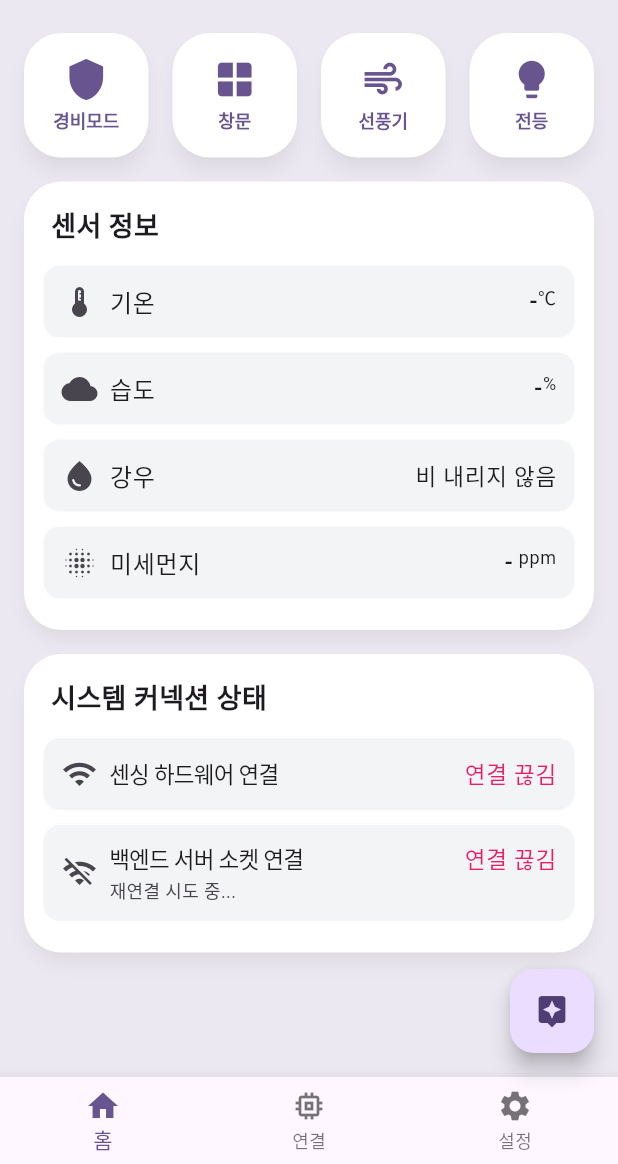
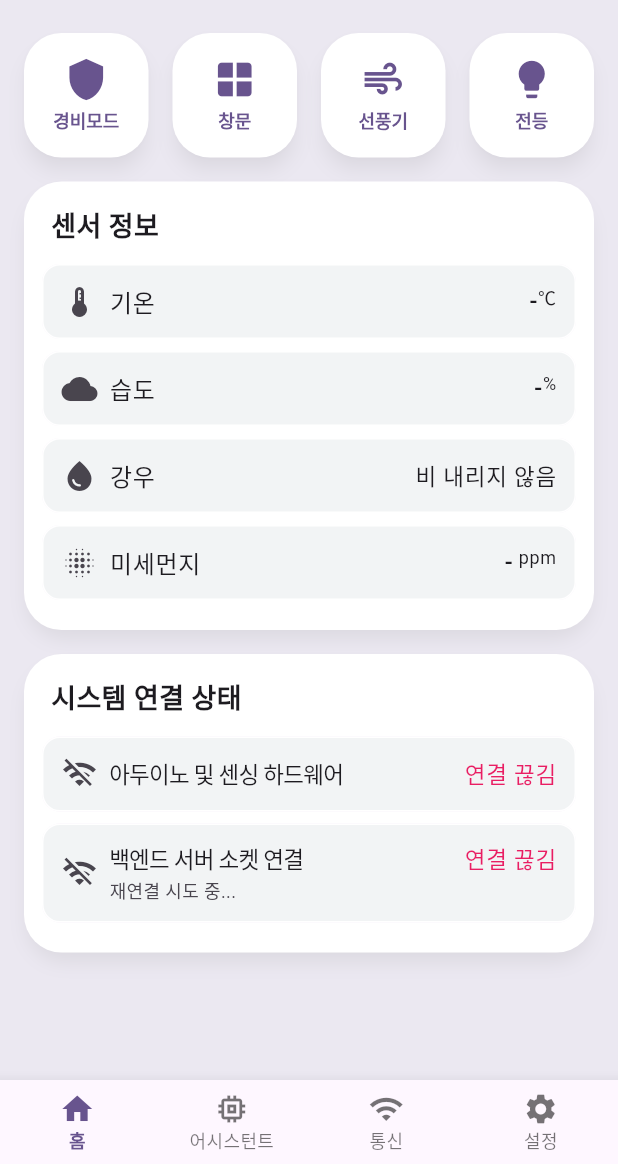
Before and after one commit to ArpaAP/smarthome_controller, a Flutter app: the screen it shows after launch, on a phone screen of 412 x 824 dp, the part 72-1236 px from its top. Run offline on Flutter 3.47's test engine with Material 3 defaults, Android fonts, the phone set to English and light mode, and no system bars; our stand-ins replace firebase_core, socket_io_client; accounts and stored records are empty; generated files the repository leaves out were written again; network calls fail.

Commit message:
feat: 테마 및 통신 개선

```diff
--- a/lib/main.dart
+++ b/lib/main.dart
@@ -38,8 +38,19 @@ class MyApp extends StatelessWidget {
       theme: ThemeData(
         colorScheme: ColorScheme.fromSeed(seedColor: Colors.deepPurple),
         useMaterial3: true,
-        brightness: Brightness.light,
         visualDensity: VisualDensity.adaptivePlatformDensity,
+        bottomNavigationBarTheme: const BottomNavigationBarThemeData(
+          type: BottomNavigationBarType.fixed,
+          enableFeedback: true,
+          unselectedLabelStyle: TextStyle(
+            fontSize: 12,
+            fontWeight: FontWeight.w500,
+          ),
+          selectedLabelStyle: TextStyle(
+            fontSize: 12,
+            fontWeight: FontWeight.w600,
+          ),
+        ),
         primaryColor: Colors.deepPurple,
         primarySwatch: Colors.deepPurple,
         scaffoldBackgroundColor: const Color.fromRGBO(235, 232, 241, 1.0),
@@ -66,6 +77,7 @@ class _RootPageState extends State<RootPage> {
 
   static final List<Widget> _pages = [
     const HomePage(),
+    const SizedBox(),
     const ConnectionPage(),
     const PreferencesPage(),
   ];
@@ -104,7 +116,6 @@ class _RootPageState extends State<RootPage> {
         ),
       ),
       bottomNavigationBar: BottomNavigationBar(
-        enableFeedback: true,
         currentIndex: _selectedIndex,
         onTap: (index) {
           setState(
@@ -126,8 +137,13 @@ class _RootPageState extends State<RootPage> {
           ),
           BottomNavigationBarItem(
             icon: Icon(Icons.memory),
-            label: '연결',
-            tooltip: '연결',
+            label: '어시스턴트',
+            tooltip: '어시스턴트',
+          ),
+          BottomNavigationBarItem(
+            icon: Icon(Icons.wifi),
+            label: '통신',
+            tooltip: '통신',
           ),
           BottomNavigationBarItem(
             icon: Icon(Icons.settings),
@@ -136,17 +152,6 @@ class _RootPageState extends State<RootPage> {
           ),
         ],
       ),
-      floatingActionButton: FloatingActionButton(
-        onPressed: () {
-          pageController.animateToPage(
-            0,
-            duration: const Duration(milliseconds: 400),
-            curve: Curves.easeInOutQuart,
-          );
-        },
-        tooltip: 'AI 어시스턴트',
-        child: const Icon(Icons.assistant),
-      ),
     );
   }
 }
--- a/lib/pages/home.dart
+++ b/lib/pages/home.dart
@@ -383,7 +383,7 @@ class _HomePageState extends State<HomePage>
             ),
             const SizedBox(height: 16),
             DashboardCard(
-              title: '시스템 커넥션 상태',
+              title: '시스템 연결 상태',
               child: Column(
                 children: [
                   Card(
@@ -396,7 +396,7 @@ class _HomePageState extends State<HomePage>
                       title: Row(
                         children: [
                           const Text(
-                            '센싱 하드웨어 연결',
+                            '아두이노 및 센싱 하드웨어',
                             style: TextStyle(
                                 fontSize: 15,
                                 fontWeight: FontWeight.w500,
@@ -417,7 +417,9 @@ class _HomePageState extends State<HomePage>
                       ),
                       tileColor: const Color.fromRGBO(242, 244, 245, 1),
                       onTap: () {},
-                      leading: const Icon(Icons.wifi),
+                      leading: Icon(SocketApi.socket.connected
+                          ? Icons.wifi
+                          : Icons.wifi_off),
                       contentPadding:
                           const EdgeInsets.symmetric(horizontal: 12),
                       horizontalTitleGap: 8,
```
Also changed, not shown: lib/pages/connection.dart (+8 -8 lines).
